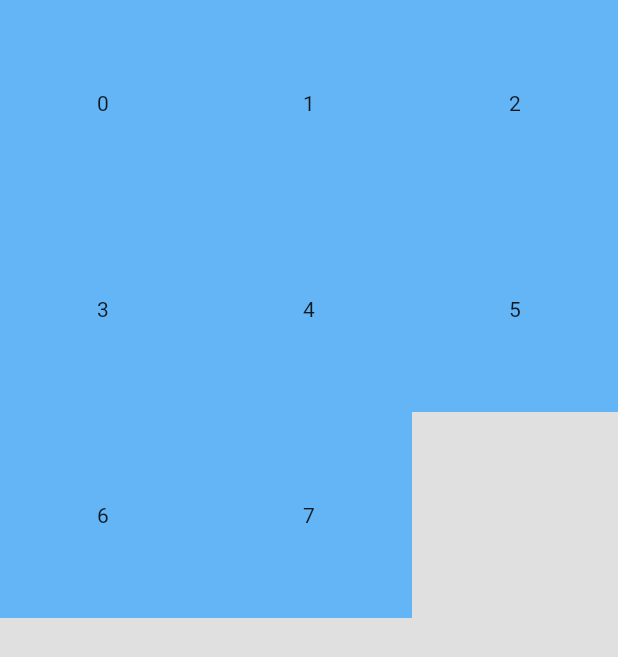
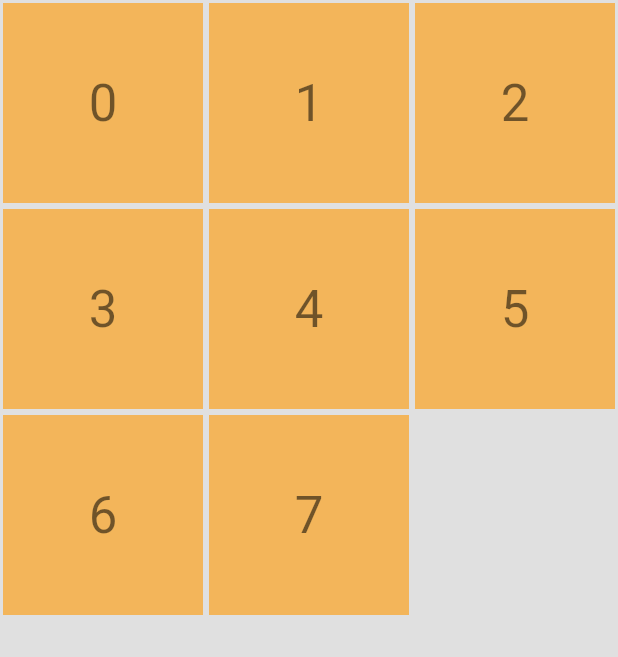
Before and after one commit to justshreyas/puzzlehack, a Flutter app: the screen it shows after launch, after a tap on "START GAME", on a phone screen of 412 x 824 dp. Shown: the top 657 px of the screen. Run offline on Flutter 3.47's test engine with Material 2 defaults, Android fonts, the phone set to English and light mode, and no system bars; our stand-ins replace bloc, flutter_bloc.

Commit message:
COSMETIC : Sliding Tile

```diff
--- a/lib/widgets/sliding_tile.dart
+++ b/lib/widgets/sliding_tile.dart
@@ -39,12 +39,18 @@ class SimplePuzzleTile extends StatelessWidget {
 
   @override
   Widget build(BuildContext context) {
-    return Container(
-      color: Colors.blue[300],
-      child: SizedBox.fromSize(
-        size: size,
-        child: Center(
-          child: Text(text),
+    return SizedBox.fromSize(
+      size: size,
+      child: Padding(
+        padding: const EdgeInsets.all(2.0),
+        child: Container(
+          color: Theme.of(context).primaryColor.withOpacity(0.6),
+          child: Center(
+            child: Text(
+              text,
+              style: Theme.of(context).textTheme.headline4,
+            ),
+          ),
         ),
       ),
     );
```
